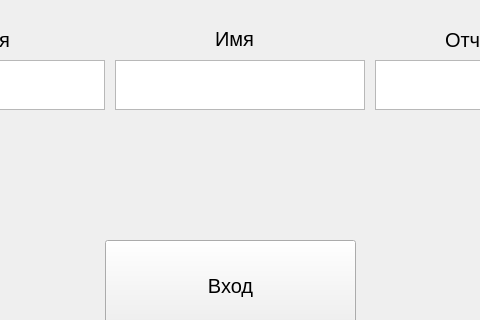
Above: Project/Database_shcedule/sign_up.ui from paknikolay/DBProject before the change; both pictures show x 155 to 635 and y 170 to 490 of the 800 by 600 pixel window. Below: the same form after it.
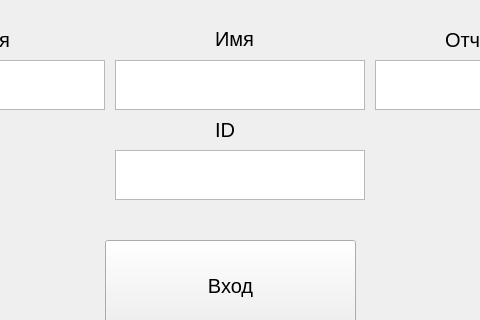
That is the form after the change.

```diff
--- a/Project/Database_shcedule/sign_up.ui
+++ b/Project/Database_shcedule/sign_up.ui
@@ -163,6 +163,45 @@
      <string>Завершитьсеанс</string>
     </property>
    </widget>
+   <widget class="QTextEdit" name="id">
+    <property name="geometry">
+     <rect>
+      <x>270</x>
+      <y>320</y>
+      <width>250</width>
+      <height>50</height>
+     </rect>
+    </property>
+    <property name="font">
+     <font>
+      <pointsize>20</pointsize>
+     </font>
+    </property>
+    <property name="toolTipDuration">
+     <number>-1</number>
+    </property>
+    <property name="layoutDirection">
+     <enum>Qt::LeftToRight</enum>
+    </property>
+   </widget>
+   <widget class="QLabel" name="label_5">
+    <property name="geometry">
+     <rect>
+      <x>370</x>
+      <y>290</y>
+      <width>31</width>
+      <height>20</height>
+     </rect>
+    </property>
+    <property name="font">
+     <font>
+      <pointsize>15</pointsize>
+     </font>
+    </property>
+    <property name="text">
+     <string>ID</string>
+    </property>
+   </widget>
   </widget>
   <widget class="QMenuBar" name="menubar">
    <property name="geometry">
```
Left out of the diff: 8 changed lines with no effect on the pictures.
